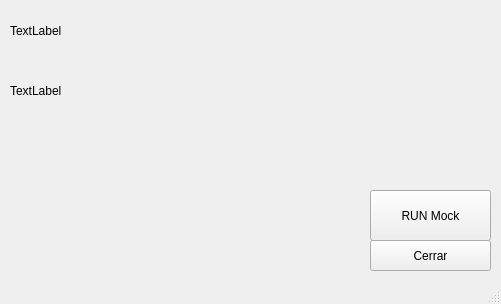
First picture: the form in MainWindow/MainWindow.ui, repository JuaBue/Mock_V2, before the edit.
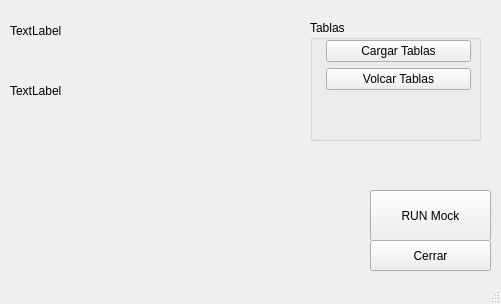
Second picture: the form after the edit.

Commit message: Include table V and modify the user interface to include buttons for manage the tables.

```diff
--- a/MainWindow/MainWindow.ui
+++ b/MainWindow/MainWindow.ui
@@ -66,6 +66,45 @@
      <string>Cerrar</string>
     </property>
    </widget>
+   <widget class="QGroupBox" name="groupBox">
+    <property name="geometry">
+     <rect>
+      <x>310</x>
+      <y>20</y>
+      <width>171</width>
+      <height>121</height>
+     </rect>
+    </property>
+    <property name="title">
+     <string>Tablas</string>
+    </property>
+    <widget class="QWidget" name="formLayoutWidget">
+     <property name="geometry">
+      <rect>
+       <x>10</x>
+       <y>20</y>
+       <width>151</width>
+       <height>91</height>
+      </rect>
+     </property>
+     <layout class="QFormLayout" name="formLayout">
+      <item row="0" column="1">
+       <widget class="QPushButton" name="botoncargar">
+        <property name="text">
+         <string>Cargar Tablas</string>
+        </property>
+       </widget>
+      </item>
+      <item row="1" column="1">
+       <widget class="QPushButton" name="botonvolcar">
+        <property name="text">
+         <string>Volcar Tablas</string>
+        </property>
+       </widget>
+      </item>
+     </layout>
+    </widget>
+   </widget>
   </widget>
   <widget class="QMenuBar" name="menubar">
    <property name="geometry">
```
Left out of the diff: 2 changed lines with no effect on the pictures. The commit also changes 2 other files.
